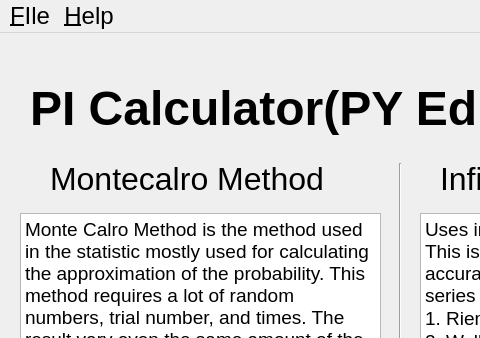
kenryuS/KenryusSideProjects, file Programming/Python/PIGUI(Py edition)/PIGUI/form.ui: the form before one commit; both pictures show x 0 to 480 and y 0 to 338 of the 800 by 600 pixel window.
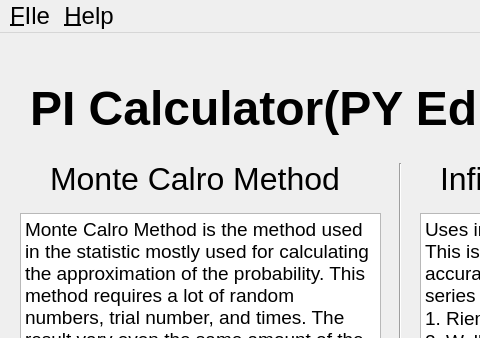
The form after the commit.

Commit message: created UIs

```diff
--- a/Programming/Python/PIGUI(Py edition)/PIGUI/form.ui
+++ b/Programming/Python/PIGUI(Py edition)/PIGUI/form.ui
@@ -71,7 +71,7 @@
      </font>
     </property>
     <property name="text">
-     <string>Montecalro Method</string>
+     <string>Monte Calro Method</string>
     </property>
    </widget>
    <widget class="QLabel" name="label_4">
```
The commit also changes 3 other files.
